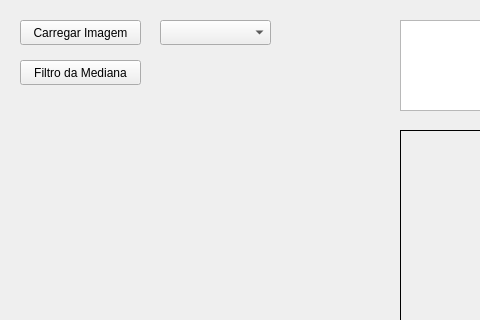
caiotaavares/photostop, file mainwindow.ui: the form before one commit; both pictures show x 0 to 480 and y 0 to 320 of the 953 by 755 pixel window.
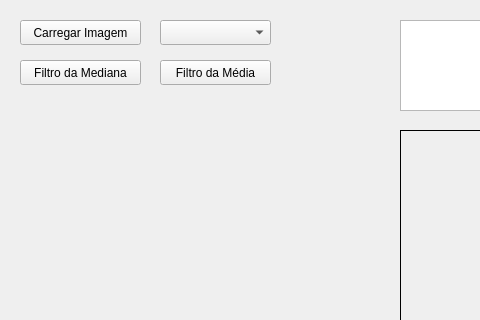
The form after the commit.

The edit to the form file:
```diff
--- a/mainwindow.ui
+++ b/mainwindow.ui
@@ -111,6 +111,19 @@
      <string>Filtro da Mediana</string>
     </property>
    </widget>
+   <widget class="QPushButton" name="pushButton_3">
+    <property name="geometry">
+     <rect>
+      <x>160</x>
+      <y>60</y>
+      <width>111</width>
+      <height>25</height>
+     </rect>
+    </property>
+    <property name="text">
+     <string>Filtro da Média</string>
+    </property>
+   </widget>
   </widget>
   <widget class="QMenuBar" name="menubar">
    <property name="geometry">
```
